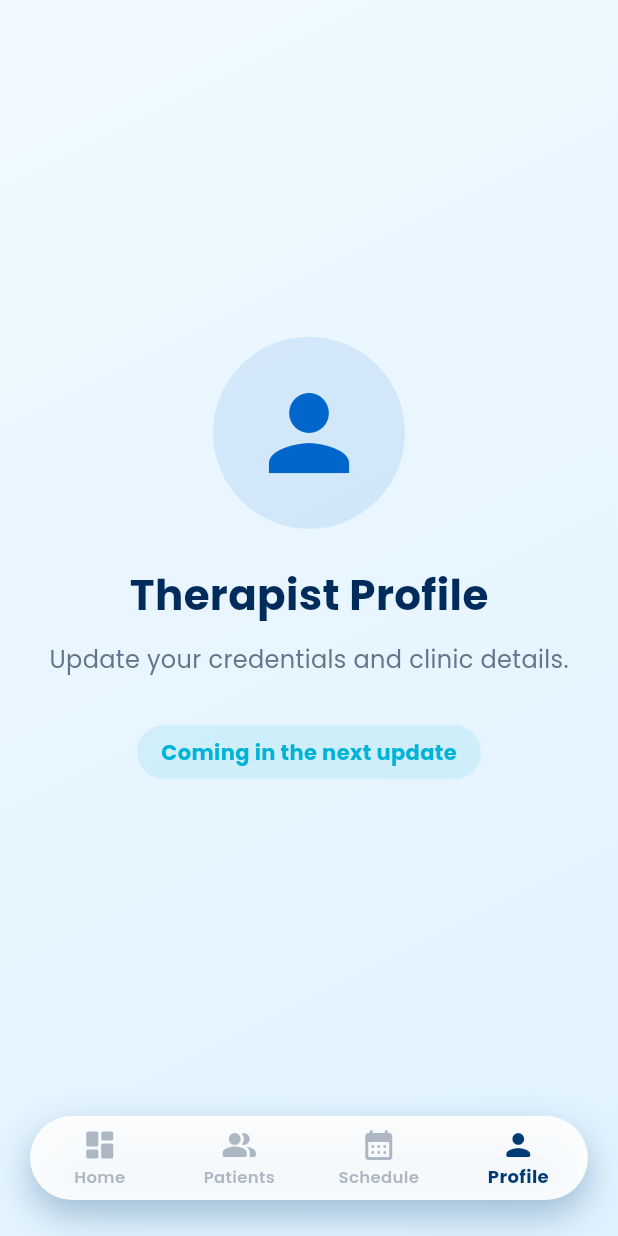
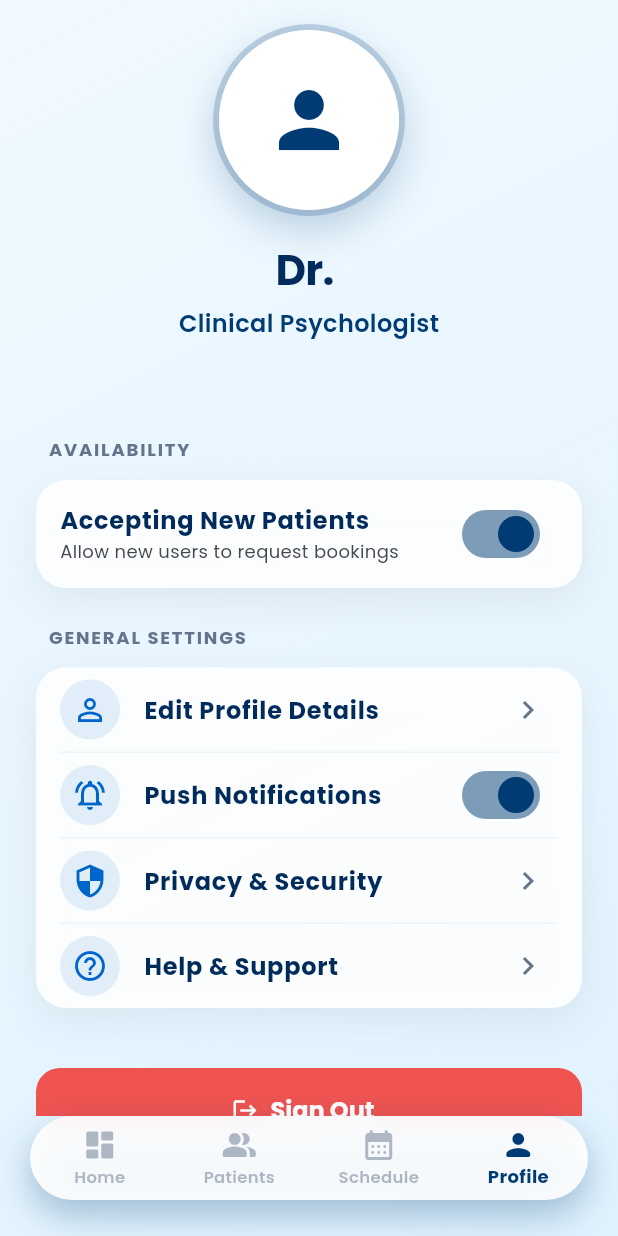
Before and after one commit to EshaFarrukh/MoodGenie, a Flutter app: the TherapistDashboardScreen screen opened directly, item 4 of the bottom bar chosen, on a phone screen of 412 x 824 dp. Run offline on Flutter 3.47's test engine with Material 3 defaults, Android fonts, the light colour scheme and no system bars; our stand-ins replace cloud_firestore, firebase_auth, firebase_core, flutter_svg, google_fonts, shared_preferences; missing offline and left inert: flutter_webrtc; accounts and stored records are empty; network calls fail; statements that could not run were skipped.

Commit message:
feat: complete implementation of fully functional Therapist Dashboard tabs including Patient Directory, Master Schedule, and Profile settings

```diff
--- /dev/null
+++ b/lib/screens/therapist/tabs/therapist_profile_tab.dart
@@ -0,0 +1,158 @@
+import 'package:flutter/material.dart';
+import 'package:provider/provider.dart';
+import '../../../src/theme/app_theme.dart';
+import '../../../src/auth/services/auth_service.dart';
+
+class TherapistProfileTab extends StatefulWidget {
+  const TherapistProfileTab({super.key});
+
+  @override
+  State<TherapistProfileTab> createState() => _TherapistProfileTabState();
+}
+
+class _TherapistProfileTabState extends State<TherapistProfileTab> {
+  bool _isAcceptingNewPatients = true;
+  bool _notificationsEnabled = true;
+
+  @override
+  Widget build(BuildContext context) {
+    final user = context.watch<AuthService>().currentUser;
+
+    return SafeArea(
+      child: SingleChildScrollView(
+        padding: const EdgeInsets.symmetric(horizontal: 24.0, vertical: 16.0),
+        child: Column(
+          children: [
+            // Profile Header
+            Center(
+              child: Column(
+                children: [
+                  Container(
+                    decoration: BoxDecoration(
+                      shape: BoxShape.circle,
+                      border: Border.all(color: AppColors.primaryDeep.withOpacity(0.2), width: 4),
+                      boxShadow: [
+                        BoxShadow(color: AppColors.primaryDeep.withOpacity(0.2), blurRadius: 20, offset: const Offset(0, 10)),
+                      ],
+                  ),
+                    child: const CircleAvatar(
+                      radius: 60,
+                      backgroundColor: Colors.white,
+                      child: Icon(Icons.person, size: 60, color: AppColors.primaryDeep),
+                    ),
+                  ),
+                  const SizedBox(height: 16),
+                  Text(
+                    'Dr. ${user?.name ?? 'Therapist'}',
+                    style: const TextStyle(fontSize: 28, fontWeight: FontWeight.bold, color: AppColors.headingDark, letterSpacing: -0.5),
+                  ),
+                  const SizedBox(height: 4),
+                  const Text('Clinical Psychologist', style: TextStyle(fontSize: 16, color: AppColors.primaryDeep, fontWeight: FontWeight.w600)),
+                  const SizedBox(height: 4),
+                  Text(user?.email ?? '', style: const TextStyle(fontSize: 14, color: AppColors.textSecondary)),
+                ],
+              ),
+            ),
+            const SizedBox(height: 40),
+
+            // Availability Settings
+            _buildSectionHeader('Availability'),
+            Container(
+              decoration: BoxDecoration(
+                color: Colors.white.withOpacity(0.9),
+                borderRadius: BorderRadius.circular(20),
+                boxShadow: AppShadows.soft(),
+              ),
+              child: SwitchListTile(
+                title: const Text('Accepting New Patients', style: TextStyle(fontWeight: FontWeight.bold, color: AppColors.headingDark)),
+                subtitle: const Text('Allow new users to request bookings', style: TextStyle(fontSize: 12)),
+                activeColor: AppColors.primaryDeep,
+                value: _isAcceptingNewPatients,
+                onChanged: (val) => setState(() => _isAcceptingNewPatients = val),
+              ),
+            ),
+            const SizedBox(height: 24),
+
+            // General Settings
+             _buildSectionHeader('General Settings'),
+            Container(
+              decoration: BoxDecoration(
+                color: Colors.white.withOpacity(0.9),
+                borderRadius: BorderRadius.circular(20),
+                boxShadow: AppShadows.soft(),
+              ),
+              child: Column(
+                children: [
+                  _buildListTile(Icons.person_outline, 'Edit Profile Details', onTap: () {}),
+                  const Divider(height: 1, thickness: 1, color: AppColors.primaryLight, indent: 16, endIndent: 16),
+                  SwitchListTile(
+                    title: const Text('Push Notifications', style: TextStyle(fontWeight: FontWeight.bold, color: AppColors.headingDark)),
+                    activeColor: AppColors.primaryDeep,
+                    value: _notificationsEnabled,
+                    onChanged: (val) => setState(() => _notificationsEnabled = val),
+                    secondary: Container(
+                      padding: const EdgeInsets.all(8),
+                      decoration: BoxDecoration(color: AppColors.primary.withOpacity(0.1), shape: BoxShape.circle),
+                      child: const Icon(Icons.notifications_active_outlined, color: AppColors.primary),
+                    ),
+                  ),
+                  const Divider(height: 1, thickness: 1, color: AppColors.primaryLight, indent: 16, endIndent: 16),
+                  _buildListTile(Icons.security, 'Privacy & Security', onTap: () {}),
+                  const Divider(height: 1, thickness: 1, color: AppColors.primaryLight, indent: 16, endIndent: 16),
+                  _buildListTile(Icons.help_outline, 'Help & Support', onTap: () {}),
+                ],
+              ),
+            ),
+            const SizedBox(height: 40),
+
+            // Logout Button
+            SizedBox(
+              width: double.infinity,
+              height: 56,
+              child: ElevatedButton.icon(
+                onPressed: () async {
+                   await context.read<AuthService>().signOut();
+                },
+                icon: const Icon(Icons.logout, color: Colors.white),
+                label: const Text('Sign Out', style: TextStyle(fontSize: 16, fontWeight: FontWeight.bold, color: Colors.white)),
+                style: ElevatedButton.styleFrom(
+                  backgroundColor: Colors.red.shade400,
+                  foregroundColor: Colors.white,
+                  shape: RoundedRectangleBorder(borderRadius: BorderRadius.circular(16)),
+                  elevation: 0,
+                ),
+              ),
+            ),
+            const SizedBox(height: 100), // padding for bottom nav
+          ],
+        ),
+      ),
+    );
+  }
+
+  Widget _buildSectionHeader(String title) {
+    return Padding(
+      padding: const EdgeInsets.only(left: 8, bottom: 12),
+      child: Align(
+        alignment: Alignment.centerLeft,
+        child: Text(
+          title.toUpperCase(),
+          style: const TextStyle(fontSize: 12, fontWeight: FontWeight.bold, color: AppColors.textSecondary, letterSpacing: 1.2),
+        ),
+      ),
+    );
+  }
+
+  Widget _buildListTile(IconData icon, String title, {VoidCallback? onTap, Color? color}) {
+    return ListTile(
+      leading: Container(
+        padding: const EdgeInsets.all(8),
+        decoration: BoxDecoration(color: AppColors.primary.withOpacity(0.1), shape: BoxShape.circle),
+        child: Icon(icon, color: color ?? AppColors.primary),
+      ),
+      title: Text(title, style: TextStyle(fontWeight: FontWeight.bold, color: color ?? AppColors.headingDark)),
+      trailing: const Icon(Icons.chevron_right, color: AppColors.textSecondary),
+      onTap: onTap,
+    );
+  }
+}
--- a/lib/screens/therapist/therapist_dashboard_screen.dart
+++ b/lib/screens/therapist/therapist_dashboard_screen.dart
@@ -11,6 +11,9 @@ import '../../src/auth/models/user_model.dart';
 import '../../services/therapist_service.dart';
 import 'therapist_user_detail_screen.dart';
 import 'session_management_screen.dart';
+import 'tabs/therapist_patients_tab.dart';
+import 'tabs/therapist_schedule_tab.dart';
+import 'tabs/therapist_profile_tab.dart';
 
 class TherapistDashboardScreen extends StatefulWidget {
   const TherapistDashboardScreen({super.key});
@@ -36,41 +39,14 @@ class _TherapistDashboardScreenState extends State<TherapistDashboardScreen> {
               index: _selectedIndex,
               children: [
                 const _TherapistDashboardContent(),
-                _buildPlaceholder('Patient Directory', Icons.people_alt, 'Manage all your assigned patients.'),
-                _buildPlaceholder('Weekly Schedule', Icons.calendar_month, 'View and manage your upcoming calendar.'),
-                _buildPlaceholder('Therapist Profile', Icons.person, 'Update your credentials and clinic details.'),
+                const TherapistPatientsTab(),
+                const TherapistScheduleTab(),
+                const TherapistProfileTab(),
               ],
             ),
           ],
         ),
         bottomNavigationBar: _buildBottomNav(),
-      ),
-    );
-  }
-
-  Widget _buildPlaceholder(String title, IconData icon, String subtitle) {
-    return SafeArea(
-      child: Center(
-        child: Column(
-          mainAxisAlignment: MainAxisAlignment.center,
-          children: [
-            Container(
-              padding: const EdgeInsets.all(24),
-              decoration: BoxDecoration(color: AppColors.primary.withOpacity(0.1), shape: BoxShape.circle),
-              child: Icon(icon, size: 80, color: AppColors.primary),
-            ),
-            const SizedBox(height: 24),
-            Text(title, style: const TextStyle(fontSize: 28, fontWeight: FontWeight.bold, color: AppColors.headingDark)),
-            const SizedBox(height: 12),
-            Text(subtitle, style: const TextStyle(color: AppColors.textSecondary, fontSize: 16)),
-            const SizedBox(height: 32),
-            Container(
-              padding: const EdgeInsets.symmetric(horizontal: 16, vertical: 8),
-              decoration: BoxDecoration(color: AppColors.accentCyan.withOpacity(0.1), borderRadius: BorderRadius.circular(20)),
-              child: const Text('Coming in the next update', style: TextStyle(color: AppColors.accentCyan, fontWeight: FontWeight.bold)),
-            ),
-          ],
-        ),
       ),
     );
   }
```
Also changed, not shown: lib/screens/therapist/tabs/therapist_patients_tab.dart (added, +140 -0 lines), lib/screens/therapist/tabs/therapist_schedule_tab.dart (added, +186 -0 lines).
